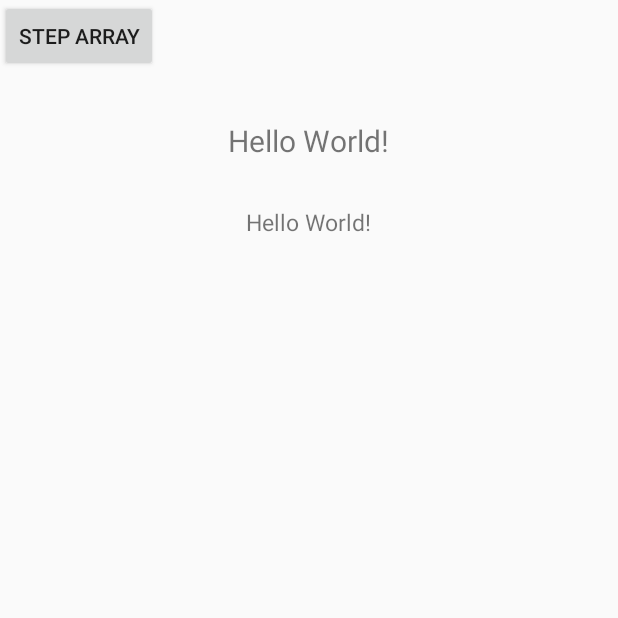
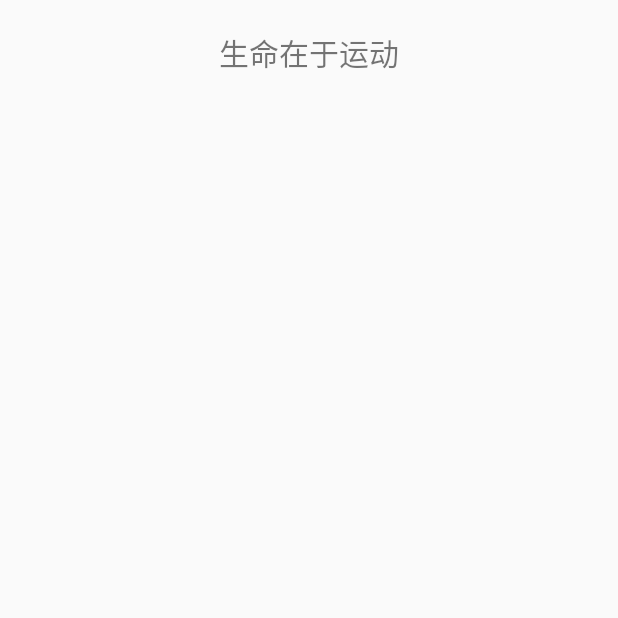
Before and after one commit to Omooo/Tools, an Android app: the ToolsTodayStep screen opened directly, with no data from a screen before it, on a phone screen of 412 x 824 dp, the top half of it. Run offline under Robolectric (Android 15) with nearby library versions, the phone set to English and light mode, and no system bars.

Commit message:
完善计步器

```diff
--- a/app/src/main/java/com/example/ssc/tools/ToolsActivitys/ToolsTodayStep.java
+++ b/app/src/main/java/com/example/ssc/tools/ToolsActivitys/ToolsTodayStep.java
@@ -1,8 +1,13 @@
 package com.example.ssc.tools.ToolsActivitys;
 
 import android.app.Activity;
+import android.hardware.Sensor;
+import android.hardware.SensorEvent;
+import android.hardware.SensorEventListener;
+import android.hardware.SensorManager;
 import android.os.Bundle;
 import android.support.annotation.Nullable;
+import android.widget.TextView;
 
 import com.example.ssc.tools.R;
 
@@ -10,11 +15,58 @@ import com.example.ssc.tools.R;
  * Created by SSC on 2017/10/19.
  */
 
-public class ToolsTodayStep extends Activity{
+public class ToolsTodayStep extends Activity implements SensorEventListener {
+
+    private TextView mTextViewStepNumber;
+    private SensorManager mSensorManager;
+    private Sensor mSensorCounter;
+    private Sensor mSensorDetector;
+    private int counterStep = 0;
+    private int counterDetector = 0;
+
     @Override
+
     protected void onCreate(@Nullable Bundle savedInstanceState) {
         super.onCreate(savedInstanceState);
         setContentView(R.layout.tools_today_step);
+        mSensorManager = (SensorManager) getSystemService(SENSOR_SERVICE);
+        mSensorCounter = mSensorManager.getDefaultSensor(Sensor.TYPE_STEP_COUNTER);
+        mSensorDetector = mSensorManager.getDefaultSensor(Sensor.TYPE_STEP_DETECTOR);
+        initView();
+    }
+
+    @Override
+    protected void onResume() {
+        super.onResume();
+        /**
+         * 注册传感器的三个参数说明
+         * 1. 接收信号的Listener实例
+         * 2. 传感器类型
+         * 3. 接收频度
+         */
+        mSensorManager.registerListener(this, mSensorCounter, SensorManager.SENSOR_DELAY_UI);
+        mSensorManager.registerListener(this, mSensorDetector, SensorManager.SENSOR_DELAY_UI);
+    }
+
+    private void initView() {
+        mTextViewStepNumber = findViewById(R.id.tv_stepNumber);
+    }
+
+    @Override
+    public void onSensorChanged(SensorEvent sensorEvent) {
+        //当传感器值发生变化时
+        if (sensorEvent.sensor.getType() == Sensor.TYPE_STEP_COUNTER) {
+            //启动可能需要十步
+            counterStep = (int) sensorEvent.values[0] + 10;
+        } else if (sensorEvent.sensor.getType() == Sensor.TYPE_STEP_DETECTOR) {
+            counterDetector++;
+        }
+        mTextViewStepNumber.setText("当前走了 " + counterDetector + " 步" + " ,总共走了 " + counterStep + " 步");
+    }
+
+    @Override
+    public void onAccuracyChanged(Sensor sensor, int i) {
+        //当传感器精度发生变化时
     }
 
 }
--- a/app/src/main/res/layout/tools_birth.xml
+++ b/app/src/main/res/layout/tools_birth.xml
@@ -94,12 +94,12 @@
             android:layout_height="2dp"/>
     </TableLayout>
     <Button
+        android:id="@+id/btn_switchToDie"
         android:text="死之钟"
         android:textSize="20sp"
         android:layout_gravity="center_horizontal"
         android:layout_marginTop="50dp"
         android:layout_marginBottom="50dp"
-        android:background="#FFFFFF"
         android:textColor="#FF6666"
         android:layout_width="wrap_content"
         android:layout_height="wrap_content"/>
--- a/app/src/main/res/layout/tools_today_step.xml
+++ b/app/src/main/res/layout/tools_today_step.xml
@@ -1,38 +1,14 @@
 <?xml version="1.0" encoding="utf-8"?>
-<RelativeLayout xmlns:android="http://schemas.android.com/apk/res/android"
+<LinearLayout xmlns:android="http://schemas.android.com/apk/res/android"
+              android:orientation="vertical"
                 android:layout_width="match_parent"
                 android:layout_height="match_parent">
-
     <TextView
-        android:id="@+id/stepTextView"
+        android:id="@+id/tv_stepNumber"
+        android:text="生命在于运动"
+        android:textSize="20sp"
+        android:layout_marginTop="20dp"
+        android:layout_gravity="center_horizontal"
         android:layout_width="wrap_content"
-        android:layout_height="wrap_content"
-        android:layout_centerHorizontal="true"
-        android:layout_marginTop="80dp"
-        android:text="Hello World!"
-        android:textSize="20sp" />
-
-    <ScrollView
-        android:fillViewport="true"
-        android:layout_width="match_parent"
-        android:layout_height="match_parent"
-        android:layout_below="@id/stepTextView"
-        android:layout_centerHorizontal="true">
-
-        <TextView
-            android:layout_gravity="center_horizontal"
-            android:id="@+id/stepArrayTextView"
-            android:layout_width="wrap_content"
-            android:layout_height="wrap_content"
-            android:layout_marginTop="30dp"
-            android:text="Hello World!"
-            android:textSize="15sp" />
-    </ScrollView>
-
-    <Button
-        android:id="@+id/stepArrayButton"
-        android:layout_width="wrap_content"
-        android:layout_height="wrap_content"
-        android:text="Step Array" />
-
-</RelativeLayout>
+        android:layout_height="wrap_content"/>
+</LinearLayout>
```
Also changed, not shown: app/src/main/AndroidManifest.xml (+12 -0 lines), app/src/main/java/com/example/ssc/tools/ToolsActivitys/ToolsBirth.java (+18 -0 lines), app/src/main/java/com/example/ssc/tools/ToolsActivitys/ToolsDie.java (added, +17 -0 lines), app/src/main/java/com/example/ssc/tools/utils/StepCount.java (added, +21 -0 lines), app/src/main/res/anim/birth_to_die.xml (added, +15 -0 lines), app/src/main/res/anim/die_to_birth.xml (added, +15 -0 lines).
